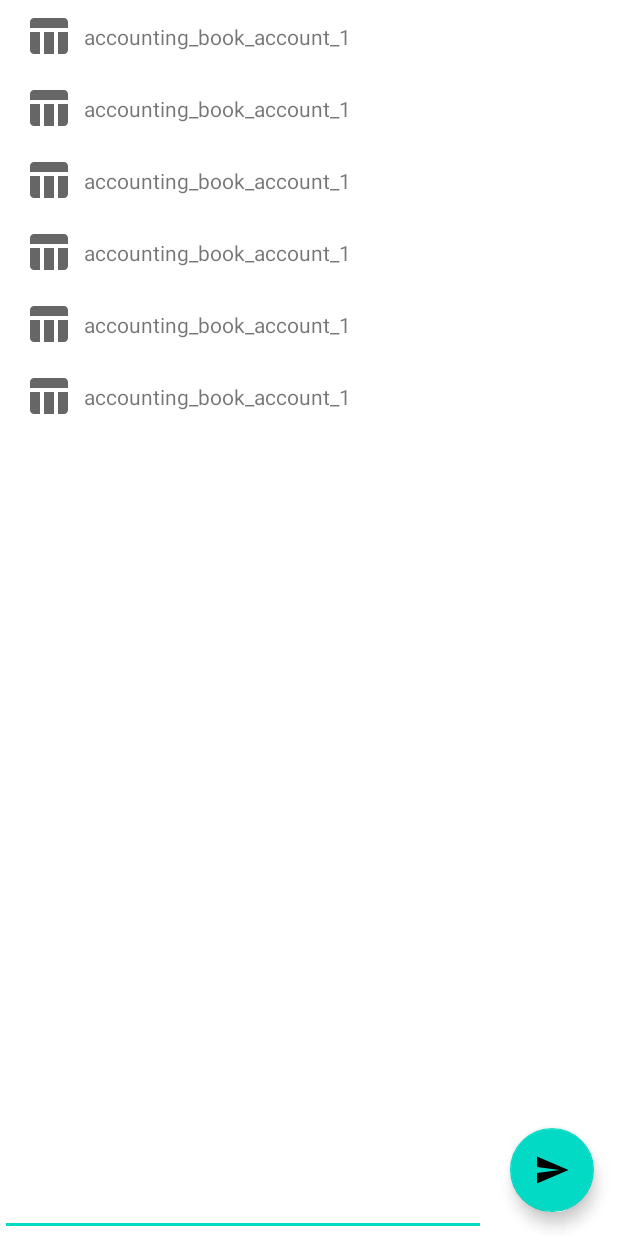
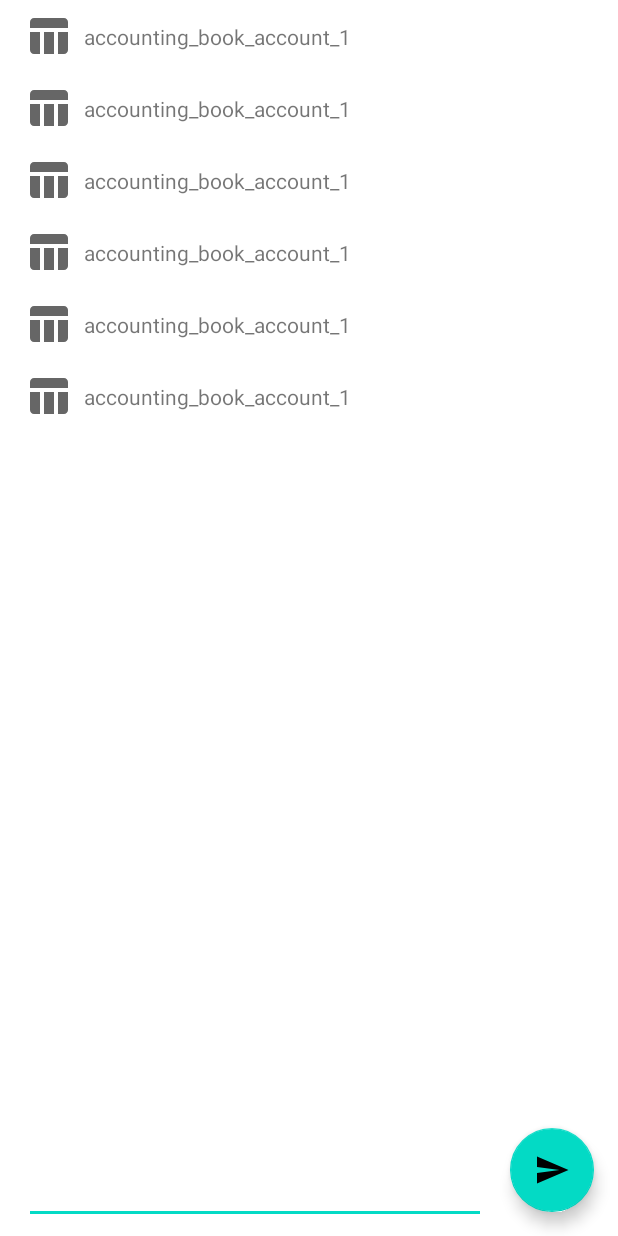
Before and after one commit to egon12/DeveloperHelper, an Android app: the layout fragment_database.xml on its own in the app's theme, with its tools: preview values and no code run, on a phone screen of 412 x 824 dp. Run offline under Robolectric (Android 15) with nearby library versions, the phone set to English and light mode, and no system bars.

Commit message:
Adding padding for EditText in DatabaseFragment

```diff
--- a/app/src/main/res/layout/fragment_database.xml
+++ b/app/src/main/res/layout/fragment_database.xml
@@ -10,6 +10,9 @@
         android:id="@+id/edit_query"
         android:layout_width="0dp"
         android:layout_height="wrap_content"
+        android:layout_marginStart="16dp"
+        android:layout_marginEnd="0dp"
+        android:layout_marginBottom="8dp"
         app:layout_constraintBottom_toBottomOf="parent"
         app:layout_constraintLeft_toLeftOf="parent"
         app:layout_constraintRight_toLeftOf="@id/btn_execute" />
@@ -24,6 +27,7 @@
         app:layout_constraintBottom_toBottomOf="parent"
         app:layout_constraintLeft_toRightOf="@id/edit_query"
         app:layout_constraintRight_toRightOf="parent"
+        android:contentDescription="Execute Query"
         app:srcCompat="@drawable/ic_baseline_send_24" />
 
     <androidx.recyclerview.widget.RecyclerView
```
